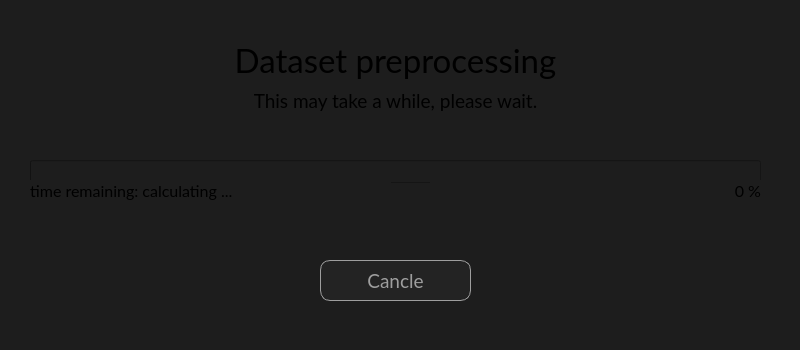
First picture: the form in app/ProgressDialog.ui, repository M-A-R-S1/gc-ims-neural-network, before the edit.
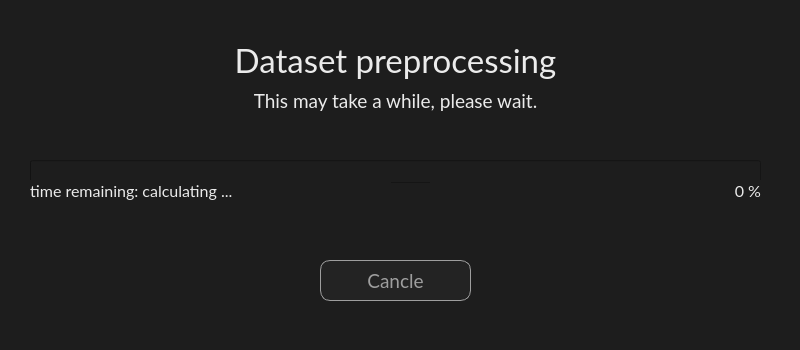
Second picture: the form after the edit.

Commit message: Changed the style color of some text labels - linux adjustments [were displayed black]

Diff of the .ui file:
```diff
--- a/app/ProgressDialog.ui
+++ b/app/ProgressDialog.ui
@@ -105,6 +105,9 @@
      <pointsize>25</pointsize>
     </font>
    </property>
+   <property name="styleSheet">
+    <string notr="true">color: #ebebeb;</string>
+   </property>
    <property name="text">
     <string>Dataset preprocessing</string>
    </property>
@@ -128,6 +131,9 @@
      <fontweight>Light</fontweight>
     </font>
    </property>
+   <property name="styleSheet">
+    <string notr="true">color: #ebebeb;</string>
+   </property>
    <property name="text">
     <string>This may take a while, please wait.</string>
    </property>
@@ -151,6 +157,9 @@
      <bold>false</bold>
     </font>
    </property>
+   <property name="styleSheet">
+    <string notr="true">color: #ebebeb;</string>
+   </property>
    <property name="text">
     <string>0 %</string>
    </property>
@@ -175,6 +184,9 @@
      <fontweight>Light</fontweight>
     </font>
    </property>
+   <property name="styleSheet">
+    <string notr="true">color: #ebebeb;</string>
+   </property>
    <property name="text">
     <string>time remaining: calculating ...</string>
    </property>
```
Left out of the diff: 3 changed lines with no effect on the pictures. The commit also changes 5 other files.
